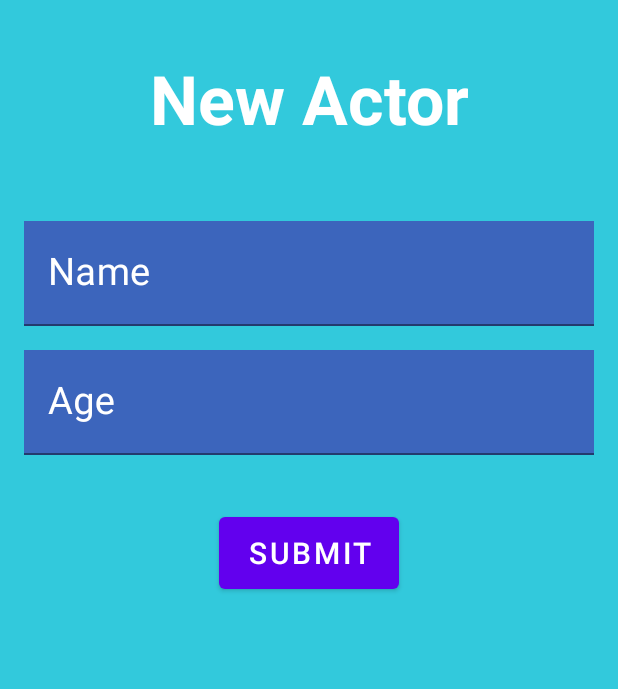
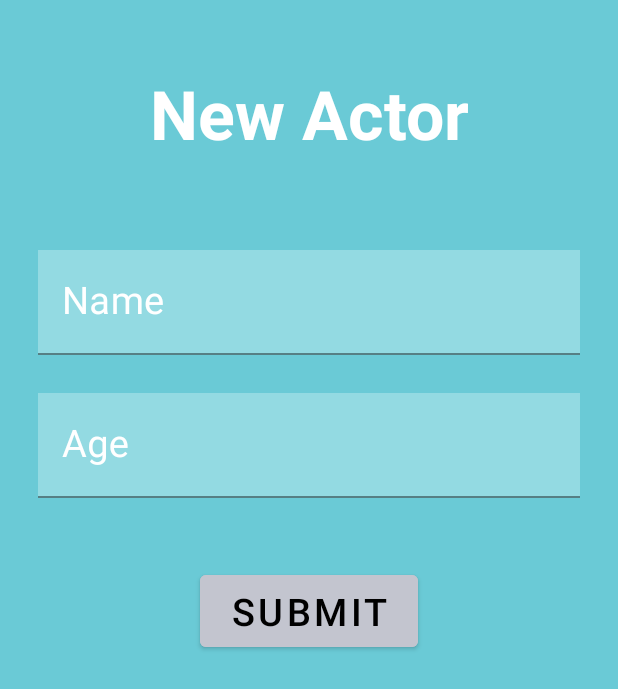
Before and after one commit to 00218621/Parcial-PDM-00218621, an Android app: the NewActorFragment screen opened through its navigation route, on a phone screen of 412 x 824 dp. Shown: the top 689 px of the screen. Run offline under Robolectric (Android 15) with nearby library versions, the light colour scheme and no system bars; our stand-ins replace data binding.

Commit message:
Elaboraciòn de vistas

```diff
--- a/00218621/app/build.gradle
+++ b/00218621/app/build.gradle
@@ -36,7 +36,6 @@ android {
 }
 
 dependencies {
-
     implementation 'androidx.core:core-ktx:1.10.1'
     implementation 'androidx.appcompat:appcompat:1.6.1'
     implementation 'com.google.android.material:material:1.9.0'
--- a/00218621/app/src/main/java/com/example/repasoparcial/repositories/ActorRepository.kt
+++ b/00218621/app/src/main/java/com/example/repasoparcial/repositories/ActorRepository.kt
@@ -5,6 +5,8 @@ import com.example.repasoparcial.data.model.ActorModel
 
 // TODO: Implement Repository
 class ActorRepository(private val actors: MutableList<ActorModel>) {
+    //TODO: Display Actors
     fun getActor()= actors
+    //TODO: Add actors
     fun addActors(actor: ActorModel)=actors.add(index = 0, actor)
 }
--- a/00218621/app/src/main/java/com/example/repasoparcial/ui/actor/ActorFragment.kt
+++ b/00218621/app/src/main/java/com/example/repasoparcial/ui/actor/ActorFragment.kt
@@ -17,7 +17,6 @@ class ActorFragment : Fragment() {
     }
 
     private lateinit var binding: FragmentActorBinding
-
 
     override fun onViewCreated(view: View, savedInstanceState: Bundle?) {
         super.onViewCreated(view, savedInstanceState)
--- a/00218621/app/src/main/java/com/example/repasoparcial/ui/actor/billboard/recyclerview/ActorRecyclerViewAdapter.kt
+++ b/00218621/app/src/main/java/com/example/repasoparcial/ui/actor/billboard/recyclerview/ActorRecyclerViewAdapter.kt
@@ -15,6 +15,7 @@ class ActorRecyclerViewAdapter(private val clickListener: (ActorModel) -> Unit
         return ActorRecyclerViewHolder(binding)
     }
 
+    //TODO: Count of Item Actor
     override fun getItemCount(): Int {
         return actors.size
     }
@@ -24,6 +25,7 @@ class ActorRecyclerViewAdapter(private val clickListener: (ActorModel) -> Unit
         holder.bind(pokemon,clickListener)
     }
 
+    //TODO: List of Actors
     fun setData(actorList: List<ActorModel>){
         actors.clear()
         actors.addAll(actorList)
--- a/00218621/app/src/main/java/com/example/repasoparcial/ui/actor/newactor/NewActorFragment.kt
+++ b/00218621/app/src/main/java/com/example/repasoparcial/ui/actor/newactor/NewActorFragment.kt
@@ -14,11 +14,12 @@ import com.example.repasoparcial.ui.actor.viewmodel.ActorViewModel
 
 
 class NewActorFragment : Fragment() {
+
     private val actorViewModel: ActorViewModel by activityViewModels {
         ActorViewModel.Factory
     }
+
     private lateinit var binding: FragmentNewActorBinding
-
 
     override fun onViewCreated(view: View, savedInstanceState: Bundle?) {
         super.onViewCreated(view, savedInstanceState)
@@ -41,6 +42,7 @@ class NewActorFragment : Fragment() {
     companion object {
         const val APP_TAG = "APP TAG"
     }
+    //TODO: Insert New Actor
     private fun observerStatus(){
         actorViewModel.status.observe(viewLifecycleOwner){ status ->
             when{
--- a/00218621/app/src/main/java/com/example/repasoparcial/ui/actor/viewmodel/ActorViewModel.kt
+++ b/00218621/app/src/main/java/com/example/repasoparcial/ui/actor/viewmodel/ActorViewModel.kt
@@ -16,8 +16,10 @@ class ActorViewModel(private val repository: ActorRepository): ViewModel() {
 
     //TODO: List actors
     fun getActors()= repository.getActor()
+
     //TODO: Insert actors
     fun addActors(actor: ActorModel)=repository.addActors(actor)
+
     //TODO: Validator Data Insert
     private fun validateData(): Boolean{
         when{
@@ -26,20 +28,24 @@ class ActorViewModel(private val repository: ActorRepository): ViewModel() {
         }
         return true
     }
+
     //TODO: Clear content
     fun clearData(){
         name.value = ""
         age.value = ""
     }
+
     //TODO: Clear status
     fun clearStatus(){
         status.value = INACTIVE
     }
+
     //TODO: Select Actor
     fun setSelectedActor(actor: ActorModel){
         name.value = actor.name
         age.value = actor.age
     }
+
     //TODO: Create new Actor
     fun createActor(){
         if(!validateData()){
--- a/00218621/app/src/main/res/layout/fragment_billboard.xml
+++ b/00218621/app/src/main/res/layout/fragment_billboard.xml
@@ -38,8 +38,8 @@
             android:layout_height="0dp"
             android:layout_marginTop="@dimen/margin_gap"
             android:layout_marginBottom="@dimen/margin_gap"
-            android:layout_marginStart="4dp"
-            android:layout_marginEnd="4dp"
+            android:layout_marginStart="@dimen/marginStarBIllboard"
+            android:layout_marginEnd="@dimen/marginEndBillboard"
             app:layout_constraintBottom_toBottomOf="parent"
             app:layout_constraintEnd_toEndOf="parent"
             app:layout_constraintStart_toStartOf="parent"
--- a/00218621/app/src/main/res/layout/fragment_new_actor.xml
+++ b/00218621/app/src/main/res/layout/fragment_new_actor.xml
@@ -20,7 +20,7 @@
             android:textColor="@color/white"
             android:layout_marginTop="@dimen/marginTop_title"
             android:text="@string/title_new_Actor"
-            android:textSize="45sp"
+            android:textSize="@dimen/texSize_titleNewActor"
             android:textStyle="bold"
             android:id="@+id/textView"
             app:layout_constraintTop_toTopOf="parent" />
@@ -28,7 +28,7 @@
         <com.google.android.material.textfield.TextInputLayout
             android:id="@+id/name_editText"
             android:layout_width="match_parent"
-            android:layout_margin="16dp"
+            android:layout_margin="@dimen/marginEditText"
             android:layout_height="wrap_content"
             android:hint="@string/name_hint_editText"
             android:textColorHint="@color/white"
@@ -37,8 +37,8 @@
             <com.google.android.material.textfield.TextInputEditText
                 android:layout_width="match_parent"
                 android:text="@={viewModel.name}"
-                android:layout_height="70dp"
-                android:background="@color/cardLayout"
+                android:layout_height="@dimen/heightEditText"
+                android:background="@color/EditTextColor"
                 android:layout_marginTop="35dp"
                 android:textSize="25sp" />
         </com.google.android.material.textfield.TextInputLayout>
@@ -46,7 +46,7 @@
         <com.google.android.material.textfield.TextInputLayout
             android:id="@+id/age_editText"
             android:layout_width="match_parent"
-            android:layout_margin="16dp"
+            android:layout_margin="@dimen/marginEditText"
             android:layout_height="wrap_content"
             android:layout_marginTop="@dimen/margin_extra_gap"
             android:hint="@string/age_hint"
@@ -55,19 +55,21 @@
             <com.google.android.material.textfield.TextInputEditText
                 android:layout_width="match_parent"
                 android:text="@={viewModel.age}"
-                android:layout_height="70dp"
-                android:background="@color/cardLayout"
-                android:textSize="25sp" />
+                android:layout_height="@dimen/heightEditText"
+                android:background="@color/EditTextColor"
+                android:textSize="@dimen/textSizeEditText" />
         </com.google.android.material.textfield.TextInputLayout>
 
 
         <Button
-            android:layout_width="120dp"
-            android:layout_height="60dp"
+            android:layout_width="@dimen/widthButton_NewActor"
+            android:layout_height="@dimen/heightButton_NewActor"
             android:text="Submit"
+            android:textColor="@color/black"
             android:onClick="@{() -> viewModel.createActor()}"
-            android:textSize="20sp"
+            android:textSize="@dimen/textSizeEditText"
             android:layout_marginTop="@dimen/marginTop_title"
+            android:backgroundTint="@color/buttonColor"
             app:layout_constraintEnd_toEndOf="@+id/age_editText"
             app:layout_constraintStart_toStartOf="@+id/age_editText"
             app:layout_constraintTop_toBottomOf="@+id/age_editText" />
--- a/00218621/app/src/main/res/values/colors.xml
+++ b/00218621/app/src/main/res/values/colors.xml
@@ -7,8 +7,9 @@
     <color name="teal_700">#FF018786</color>
     <color name="black">#FF000000</color>
     <color name="white">#FFFFFFFF</color>
-    <color name="backgroundLayout">#CD00BCD4</color>
-    <color name="cardLayout">#D23F51B5</color>
+    <color name="backgroundLayout">#CD46BECD</color>
+    <color name="cardLayout">#9A6CED</color>
     <color name="qualification">#7E8C8D</color>
-    <color name="buttonColor">#CAF44336</color>
+    <color name="buttonColor">#C3C5CF</color>
+    <color name="EditTextColor">#4AF7FFFF</color>
 </resources>
--- a/00218621/app/src/main/res/values/dimens.xml
+++ b/00218621/app/src/main/res/values/dimens.xml
@@ -1,8 +1,27 @@
 <?xml version="1.0" encoding="utf-8"?>
 <resources>
     <dimen name="size_title_fragment_billboard">50sp</dimen>
-    <dimen name="marginTop_title">35dp</dimen>
+    <dimen name="marginTop_title">45dp</dimen>
+    <dimen name="marginTop_title_ActorFragment">65dp</dimen>
     <dimen name="margin_gap">8dp</dimen>
     <dimen name="margin_extra_gap">16dp</dimen>
     <dimen name="height_card">100dp</dimen>
+    <dimen name="marginStarBIllboard">4dp</dimen>
+    <dimen name="marginEndBillboard">4dp</dimen>
+    <dimen name="texSize_titleNewActor">45sp</dimen>
+    <dimen name="marginEditText">25dp</dimen>
+    <dimen name="heightEditText">70dp</dimen>
+    <dimen name="textSizeEditText">25sp</dimen>
+    <dimen name="widthButton_NewActor">145dp</dimen>
+    <dimen name="heightButton_NewActor">60dp</dimen>
+    <dimen name="Image_Width">300dp</dimen>
+    <dimen name="Image_Height">200dp</dimen>
+    <dimen name="textSize_name">35sp</dimen>
+    <dimen name="CornerRadius_CardView">15dp</dimen>
+    <dimen name="image_width_itemActor">70dp</dimen>
+    <dimen name="image_height_itemActor">70dp</dimen>
+    <dimen name="marginLeft_Image">25dp</dimen>
+    <dimen name="marginStart_Image">30dp</dimen>
+    <dimen name="textSize_ItemActor">25sp</dimen>
+    <dimen name="margin_CardView">16dp</dimen>
 </resources>
```
Also changed, not shown: 00218621/app/src/main/java/com/example/repasoparcial/ui/actor/billboard/BillboardFragment.kt (+3 -6 lines), 00218621/app/src/main/res/layout/fragment_actor.xml (+6 -11 lines), 00218621/app/src/main/res/layout/item_actor.xml (+8 -9 lines), 1 other file.
